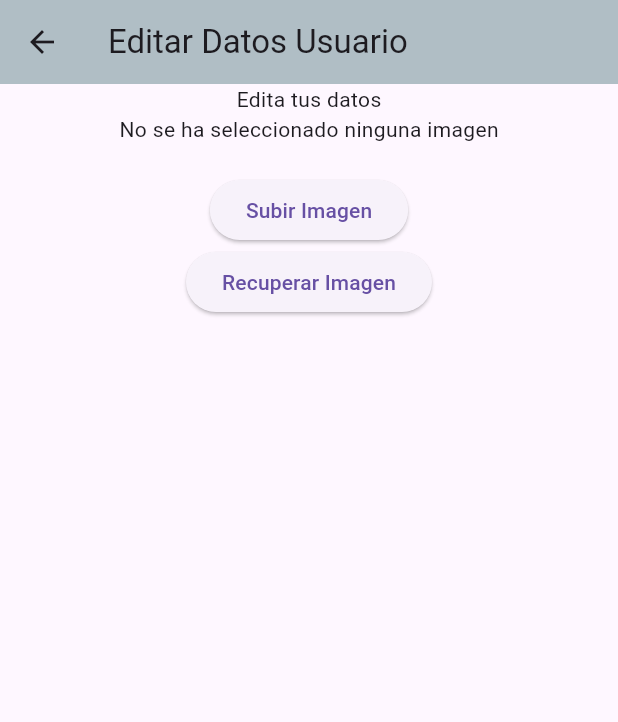
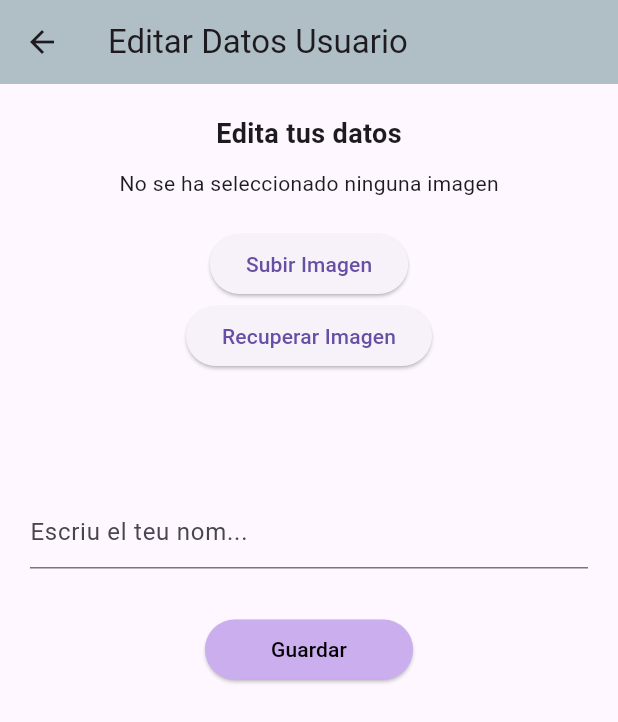
Before and after one commit to EthanGF7/ejemplo_firebase, a Flutter app: the screen it shows once a user with an empty profile is signed in, after a tap on the "person" icon, on a phone screen of 412 x 824 dp. Shown: the top 722 px of the screen. Run offline on Flutter 3.47's test engine with Material 3 defaults, Android fonts, the phone set to English and light mode, and no system bars; our stand-ins replace cloud_firestore, firebase_auth, firebase_core, image_picker; missing offline and left inert: mongo_dart; accounts and stored records are empty; generated files the repository leaves out were written again; network calls fail.

Commit message:
Parte del apartado2

```diff
--- a/lib/paginas/editardatos_usario.dart
+++ b/lib/paginas/editardatos_usario.dart
@@ -5,6 +5,8 @@ import 'package:ejemplo_firebase/mongodb/db_conf.dart';
 import 'package:flutter/material.dart';
 import 'package:image_picker/image_picker.dart';
 import 'package:mongo_dart/mongo_dart.dart' as mongodb;
+import 'package:cloud_firestore/cloud_firestore.dart';
+import 'package:firebase_auth/firebase_auth.dart';
 
 class EditardatosUsario extends StatefulWidget {
   const EditardatosUsario({super.key});
@@ -18,6 +20,9 @@ class _EditardatosUsarioState extends State<EditardatosUsario> {
   Uint8List? _imatgeEnBytes;
   final ImagePicker imagePicker = ImagePicker();
 
+  final TextEditingController _tecNombre = TextEditingController();
+  String? _emailUsuario;
+
   @override
   void dispose() {
     _db?.close();
@@ -28,6 +33,7 @@ class _EditardatosUsarioState extends State<EditardatosUsario> {
   void initState() {
     super.initState();
     _connectarConMongoDB();
+    _cargarDatosUsuario();
   }
 
   Future<void> _connectarConMongoDB() async {
@@ -36,7 +42,42 @@ class _EditardatosUsarioState extends State<EditardatosUsario> {
       await _db!.open();
       print("Conectado con MongoDB");
     } catch (e) {
-      print("Error conectando con MongoDB: \$e");
+      print("Error conectando con MongoDB: $e");
+    }
+  }
+
+  Future<void> _cargarDatosUsuario() async {
+    final user = FirebaseAuth.instance.currentUser;
+    if (user != null) {
+      _emailUsuario = user.email;
+
+      final doc = await FirebaseFirestore.instance
+          .collection("usuarios")
+          .doc(user.uid)
+          .get();
+
+      if (doc.exists && doc.data()!.containsKey("nom")) {
+        _tecNombre.text = doc["nom"];
+      }
+
+      setState(() {});
+    }
+  }
+
+  Future<void> _guardarNombre() async {
+    final texto = _tecNombre.text.trim();
+    if (texto.isEmpty) return;
+
+    final user = FirebaseAuth.instance.currentUser;
+    if (user != null) {
+      await FirebaseFirestore.instance
+          .collection("usuarios")
+          .doc(user.uid)
+          .update({"nom": texto});
+
+      if (context.mounted) {
+        Navigator.pop(context); // Tornar enrere després de guardar
+      }
     }
   }
 
@@ -46,19 +87,66 @@ class _EditardatosUsarioState extends State<EditardatosUsario> {
       appBar: AppBar(
         title: const Text("Editar Datos Usuario"),
         backgroundColor: Colors.blueGrey[200],
+        leading: IconButton(
+          icon: const Icon(Icons.arrow_back),
+          onPressed: () => Navigator.pop(context),
+        ),
       ),
-      body: Center(
+      body: SingleChildScrollView(
+        padding: const EdgeInsets.all(20),
         child: Column(
           children: [
-            const Text("Edita tus datos"),
+            const Text(
+              "Edita tus datos",
+              style: TextStyle(fontSize: 18, fontWeight: FontWeight.bold),
+            ),
+            const SizedBox(height: 10),
             _imatgeEnBytes != null
                 ? Image.memory(_imatgeEnBytes!, height: 200)
                 : const Text("No se ha seleccionado ninguna imagen"),
             const SizedBox(height: 20),
             ElevatedButton(
-                onPressed: _SubirImagenes, child: const Text("Subir Imagen")),
+              onPressed: _SubirImagenes,
+              child: const Text("Subir Imagen"),
+            ),
             ElevatedButton(
-                onPressed: _recuperarImagen, child: const Text("Recuperar Imagen")),
+              onPressed: _recuperarImagen,
+              child: const Text("Recuperar Imagen"),
+            ),
+
+            const SizedBox(height: 40),
+            // 🔽 Sección para editar nombre
+            if (_emailUsuario != null)
+              Text(
+                _emailUsuario!,
+                style: const TextStyle(fontSize: 16),
+              ),
+
+            const SizedBox(height: 20),
+
+            TextField(
+              controller: _tecNombre,
+              decoration: const InputDecoration(
+                hintText: "Escriu el teu nom...",
+                border: UnderlineInputBorder(),
+              ),
+            ),
+
+            const SizedBox(height: 30),
+
+            ElevatedButton(
+              onPressed: _guardarNombre,
+              style: ElevatedButton.styleFrom(
+                backgroundColor: const Color.fromARGB(255, 202, 174, 238),
+                shape: RoundedRectangleBorder(
+                  borderRadius: BorderRadius.circular(20),
+                ),
+              ),
+              child: const Padding(
+                padding: EdgeInsets.symmetric(horizontal: 20, vertical: 8),
+                child: Text("Guardar", style: TextStyle(color: Colors.black)),
+              ),
+            ),
           ],
         ),
       ),
@@ -100,7 +188,7 @@ class _EditardatosUsarioState extends State<EditardatosUsario> {
         print("Imagen Subida");
       }
     } catch (e) {
-      print("Error al subir imagen: \$e");
+      print("Error al subir imagen: $e");
     }
   }
 
@@ -131,7 +219,7 @@ class _EditardatosUsarioState extends State<EditardatosUsario> {
         print("No se encontró imagen para este usuario");
       }
     } catch (e) {
-      print("Error intentando recuperar la imagen: \$e");
+      print("Error intentando recuperar la imagen: $e");
     }
   }
 }
--- a/lib/paginas/pagInicio.dart
+++ b/lib/paginas/pagInicio.dart
@@ -3,7 +3,6 @@ import 'package:ejemplo_firebase/chat/servicio_chat.dart';
 import 'package:ejemplo_firebase/componentes/item_usuario.dart';
 import 'package:ejemplo_firebase/paginas/editardatos_usario.dart';
 import 'package:ejemplo_firebase/paginas/pagChat.dart';
-
 import 'package:flutter/material.dart';
 
 class paginainicio extends StatefulWidget {
@@ -27,9 +26,11 @@ class _paginainicioState extends State<paginainicio> {
                 context,
                 MaterialPageRoute(
                   builder: (context) => const EditardatosUsario(),
-                    ));
+                ),
+              );
             },
-              icon: const Icon(Icons.person)),
+            icon: const Icon(Icons.person),
+          ),
           IconButton(
             onPressed: () {
               ServicioAuth().hacerlogout();
@@ -41,21 +42,19 @@ class _paginainicioState extends State<paginainicio> {
       body: StreamBuilder(
         stream: ServicioChat().getUsuarios(),
         builder: (context, snapshot) {
-            //encaso de error
           if (snapshot.hasError) {
             return const Text("Error en el snapshot");
           }
           if (snapshot.connectionState == ConnectionState.waiting) {
             return const Text("Cargando datos");
           }
-            //devolviendo datos
           return ListView(
             children: snapshot.data!
-                  .map<Widget>(
-                      (datosUsuario) => _contruirItemUsuairo(datosUsuario))
+                .map<Widget>((datosUsuario) => _contruirItemUsuairo(datosUsuario))
                 .toList(),
           );
-          }),
+        },
+      ),
     );
   }
 
@@ -64,8 +63,12 @@ class _paginainicioState extends State<paginainicio> {
       return Container();
     }
 
+    final nom = datosUsuario["nom"];
+    final email = datosUsuario["email"];
+    final mostrar = (nom != null && nom.toString().trim().isNotEmpty) ? nom : email;
+
     return ItemUsuario(
-      emailUsuaio: datosUsuario["email"],
+      emailUsuaio: mostrar,
       onTap: () {
         Navigator.push(
           context,
```
Also changed, not shown: lib/autenticaion/servicio_auth.dart (+19 -21 lines), lib/paginas/pagChat.dart (+25 -6 lines). Lines whose indentation alone changed are shown as unchanged.
